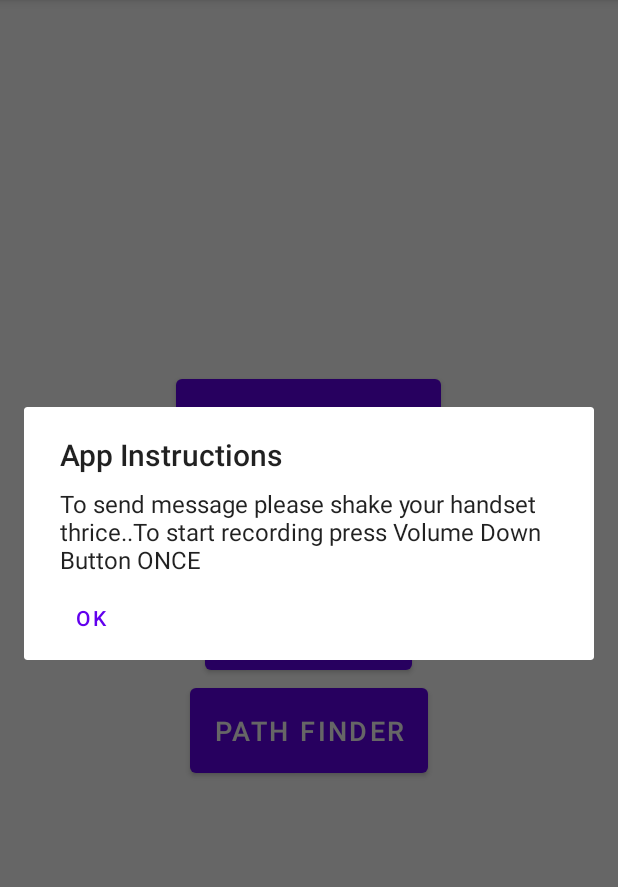
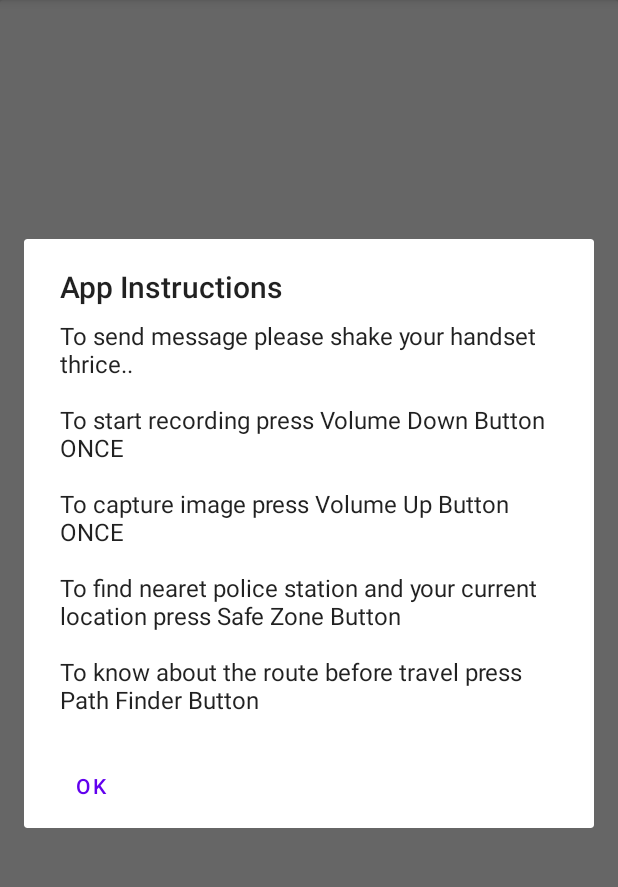
Before and after one commit to AayushViswase/SafetyAPP, an Android app: the HomePageActivity screen opened directly, with no data from a screen before it, after a tap on "INSTRUCTIONS", on a phone screen of 412 x 824 dp, the part 84-971 px from its top. Run offline under Robolectric (Android 15) with nearby library versions, the phone set to English and light mode, and no system bars; our stand-ins replace Firebase (no records; nobody signed in at launch, a user with empty details on screens opened directly).

Commit message:
changes made

```diff
--- a/SafetyApp2/app/src/main/java/com/example/safetyapp/HomePageActivity.java
+++ b/SafetyApp2/app/src/main/java/com/example/safetyapp/HomePageActivity.java
@@ -10,6 +10,7 @@ import android.hardware.SensorManager;
 import android.net.Uri;
 import android.os.Build;
 import android.os.Bundle;
+import android.os.Handler;
 import android.speech.RecognizerIntent;
 import android.util.Log;
 import android.view.KeyEvent;
@@ -106,21 +107,65 @@ public class HomePageActivity extends AppCompatActivity {
             });
 
         }
+//    @Override
+//    public boolean onKeyDown(int keyCode, KeyEvent event) {
+//        if (keyCode == VOLUME_DOWN_KEYCODE) {
+//            Intent intent = new Intent(HomePageActivity.this, CaptureImage.class);
+//            startActivity(intent);
+//            finish();
+//            return true;
+//        } else if (keyCode == KeyEvent.KEYCODE_VOLUME_UP) {
+//            startSpeechToText();
+//            return true;
+//
+//
+//        }
+//        return super.onKeyDown(keyCode, event);
+//    }
+private boolean isVolumeUpKeyPressed = false;
+    private Handler mHandler = new Handler();
+
     @Override
     public boolean onKeyDown(int keyCode, KeyEvent event) {
-        if (keyCode == VOLUME_DOWN_KEYCODE) {
+        if (keyCode == KeyEvent.KEYCODE_POWER) {
+            isVolumeUpKeyPressed = true;
+            mHandler.postDelayed(startIntentRunnable, 5000);
+            //startSpeechToText();
+            return true;
+        } else if (keyCode == KeyEvent.KEYCODE_VOLUME_DOWN) {
             Intent intent = new Intent(HomePageActivity.this, CaptureImage.class);
             startActivity(intent);
             finish();
             return true;
-        } else if (keyCode == KeyEvent.KEYCODE_VOLUME_UP) {
+        }else if(keyCode == KeyEvent.KEYCODE_VOLUME_UP){
             startSpeechToText();
             return true;
-
-
         }
         return super.onKeyDown(keyCode, event);
     }
+
+    @Override
+    public boolean onKeyUp(int keyCode, KeyEvent event) {
+        if (keyCode == KeyEvent.KEYCODE_POWER) {
+            isVolumeUpKeyPressed = false;
+            mHandler.removeCallbacks(startIntentRunnable);
+            return true;
+        }
+        return super.onKeyUp(keyCode, event);
+    }
+
+    private Runnable startIntentRunnable = new Runnable() {
+        @Override
+        public void run() {
+            if (isVolumeUpKeyPressed) {
+                Intent intent = new Intent(HomePageActivity.this, AudioRecord.class);
+                startActivity(intent);
+                finish();
+            }
+        }
+    };
+
+
     @Override
     public void onRequestPermissionsResult(int requestCode, @NonNull String[] permissions, @NonNull int[] grantResults) {
         super.onRequestPermissionsResult(requestCode, permissions, grantResults);
@@ -155,8 +200,14 @@ public class HomePageActivity extends AppCompatActivity {
         AlertDialog.Builder builder=new AlertDialog.Builder(HomePageActivity.this);
         builder.setTitle("App Instructions");
         //msg updated BY ANUPAM
-        builder.setMessage("To send message please shake your handset thrice.." +
-                "To start recording press Volume Down Button ONCE");
+        builder.setMessage("To send message please shake your handset thrice..\n" +
+                        "\n"+
+                        "To start recording press Volume Down Button ONCE\n"+
+                        "\n"+
+                        "To capture image press Volume Up Button ONCE\n"+
+                        "\n"+
+                        "To find nearet police station and your current location press Safe Zone Button\n"+"\n"+
+                "To know about the route before travel press Path Finder Button"+"\n");
 
 
 
--- a/SafetyApp2/app/src/main/java/com/example/safetyapp/PathFinder.java
+++ b/SafetyApp2/app/src/main/java/com/example/safetyapp/PathFinder.java
@@ -4,8 +4,10 @@ package com.example.safetyapp;
 import android.content.Intent;
 import android.os.Bundle;
 import android.text.TextUtils;
+import android.view.View;
 import android.widget.Button;
 import android.widget.EditText;
+import android.widget.ProgressBar;
 import android.widget.RadioButton;
 import android.widget.RadioGroup;
 import android.widget.Spinner;
@@ -21,6 +23,7 @@ public class PathFinder extends AppCompatActivity {
     private EditText editTextSource, editTextDestination;
     private RadioGroup radioGroup;
     private RadioButton radioButton;
+    private ProgressBar progressBar1;
     private Spinner spinner;
     String time;
 
@@ -34,6 +37,7 @@ public class PathFinder extends AppCompatActivity {
         radioGroup = findViewById(R.id.radio_group);
         radioGroup.clearCheck();
         spinner = findViewById(R.id.spinner);
+        progressBar1=findViewById(R.id.progress_bar1);
 
         Button buttonSearch = findViewById(R.id.button_search);
         buttonSearch.setOnClickListener(v -> {
@@ -69,6 +73,7 @@ public class PathFinder extends AppCompatActivity {
                 String selectedTimeOption = spinner.getSelectedItem().toString();
                 //Toast.makeText(this, textSource+" "+textDestination+" "+time+" "+selectedTimeOption, Toast.LENGTH_SHORT).show();
                 // Create a new Intent object with the current activity and the target activity class
+                progressBar1.setVisibility(View.VISIBLE);
                 if (!Python.isStarted()) {
                     Python.start(new AndroidPlatform(this));
                 }
@@ -82,6 +87,7 @@ public class PathFinder extends AppCompatActivity {
                 PyObject runModels = module.get("run_model");
                 PyObject result = runModels.call(source, destination, time_period, time_interval);
                 String a = result.toString();
+                progressBar1.setVisibility(View.GONE);
              Intent intent = new Intent(PathFinder.this, PythonRunner.class);
 
                 intent.putExtra("source", source);
--- a/SafetyApp2/app/src/main/java/com/example/safetyapp/SendEmailTask.java
+++ b/SafetyApp2/app/src/main/java/com/example/safetyapp/SendEmailTask.java
@@ -1,6 +1,9 @@
 package com.example.safetyapp;
 
 import android.location.Location;
+import android.os.Build;
+
+import androidx.annotation.RequiresApi;
 
 import java.util.Properties;
 import java.util.concurrent.CompletableFuture;
@@ -15,6 +18,7 @@ import javax.mail.internet.MimeMessage;
 
 public class SendEmailTask {
 
+    @RequiresApi(api = Build.VERSION_CODES.N)
     public static CompletableFuture<Boolean> sendEmail(String username, String password, String recipientEmail, String subject, Location location) {
         CompletableFuture<Boolean> result = new CompletableFuture<>();
         Properties props = new Properties();
--- a/SafetyApp2/app/src/main/java/com/example/safetyapp/UpdateAdditionalDetails.java
+++ b/SafetyApp2/app/src/main/java/com/example/safetyapp/UpdateAdditionalDetails.java
@@ -36,7 +36,7 @@ public class UpdateAdditionalDetails extends AppCompatActivity {
     @Override
     protected void onCreate(Bundle savedInstanceState) {
         super.onCreate(savedInstanceState);
-        setContentView(R.layout.activity_update_additional_details);
+        setContentView(R.layout.activity_additional_details);
 
         // Get references to all the EditText views in the layout
         nameEditText1 = findViewById(R.id.name_edittext1);
--- a/SafetyApp2/app/src/main/res/layout/activity_capture_image.xml
+++ b/SafetyApp2/app/src/main/res/layout/activity_capture_image.xml
@@ -11,7 +11,9 @@
         android:layout_marginStart="20dp"
         android:layout_marginTop="20dp"
         android:layout_marginEnd="20dp"
-        android:layout_marginBottom="20dp" />
+        android:layout_marginBottom="20dp"
+        android:background="@drawable/border"
+        />
 
     <Button
         android:id="@+id/button_capture"
--- a/SafetyApp2/app/src/main/res/layout/activity_home_page.xml
+++ b/SafetyApp2/app/src/main/res/layout/activity_home_page.xml
@@ -3,10 +3,20 @@
 
     android:layout_width="match_parent"
     android:layout_height="match_parent"
+    xmlns:app="http://schemas.android.com/apk/res-auto"
     tools:context=".HomePageActivity">
 
-    <LinearLayout
+    <RelativeLayout
     android:orientation="vertical"
+    android:layout_width="match_parent"
+    android:layout_height="match_parent"
+    android:gravity="center">
+
+        <androidx.cardview.widget.CardView
+            android:layout_width="match_parent"
+            android:layout_height="match_parent">
+
+            <RelativeLayout
                 android:layout_width="match_parent"
                 android:layout_height="match_parent"
                 android:gravity="center">
@@ -15,32 +25,44 @@
                     android:id="@+id/buton_instruction"
                     android:layout_width="wrap_content"
                     android:layout_height="wrap_content"
+                    android:layout_marginTop="50dp"
+                    android:layout_centerHorizontal="true"
                     android:padding="16dp"
                     android:text="@string/instructions"
                     android:textSize="18sp" />
 
                 <Button
                     android:id="@+id/button_profile"
-        android:text="@string/profile"
                     android:layout_width="wrap_content"
                     android:layout_height="wrap_content"
+                    android:layout_below="@id/buton_instruction"
+                    android:layout_centerHorizontal="true"
                     android:padding="16dp"
-        android:textSize="18sp"/>
+                    android:text="@string/profile"
+                    android:textSize="18sp" />
 
                 <Button
                     android:id="@+id/Safe_Zone"
                     android:layout_width="wrap_content"
                     android:layout_height="wrap_content"
+                    android:layout_below="@id/button_profile"
+                    android:layout_centerHorizontal="true"
                     android:padding="16dp"
                     android:text="Safe Zone"
                     android:textSize="18sp" />
+
                 <Button
                     android:id="@+id/Path_Finder"
                     android:layout_width="wrap_content"
                     android:layout_height="wrap_content"
+                    android:layout_below="@id/Safe_Zone"
+                    android:layout_centerHorizontal="true"
                     android:padding="16dp"
                     android:text="Path Finder"
+
                     android:textSize="18sp" />
+            </RelativeLayout>
+        </androidx.cardview.widget.CardView>
 
-</LinearLayout>
+</RelativeLayout>
 </androidx.swiperefreshlayout.widget.SwipeRefreshLayout>
```
Also changed, not shown: SafetyApp2/app/src/main/AndroidManifest.xml (+8 -5 lines), SafetyApp2/app/src/main/java/com/example/safetyapp/AudioRecord.java (added, +164 -0 lines), SafetyApp2/app/src/main/java/com/example/safetyapp/CaptureImage.java (+9 -0 lines), SafetyApp2/app/src/main/res/layout/activity_additional_details.xml (+51 -39 lines), SafetyApp2/app/src/main/res/layout/activity_audio_record.xml (added, +39 -0 lines), SafetyApp2/app/src/main/res/layout/activity_path_finder.xml (+11 -2 lines), SafetyApp2/app/src/main/res/layout/activity_update_additional_details.xml (+5 -2 lines). Lines whose indentation alone changed are shown as unchanged.
